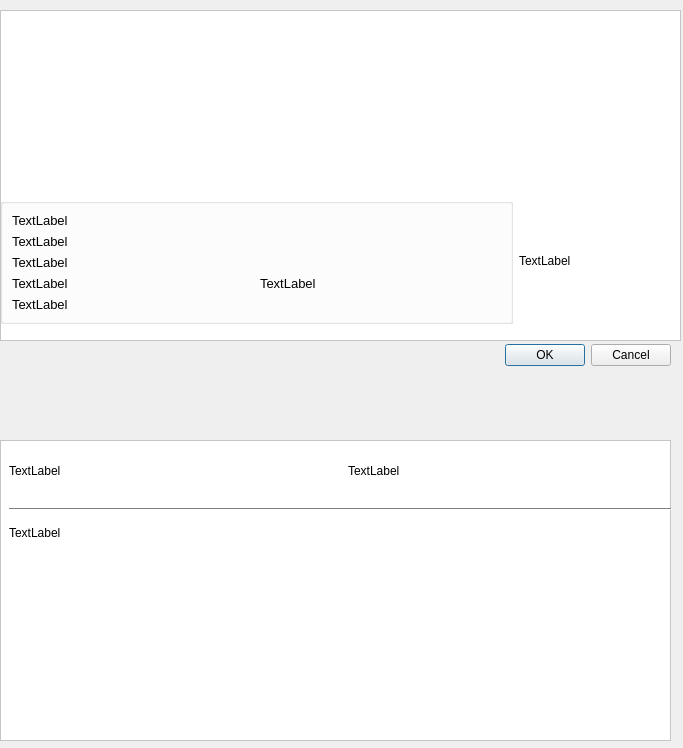
Qt form label.ui (garbagepatch/PythonApp) before a commit.
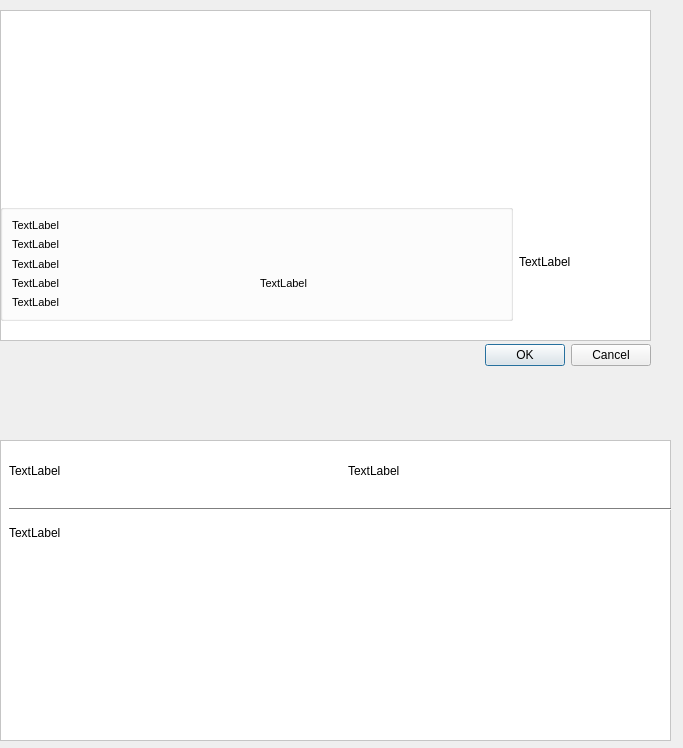
The same form after that commit. Icons and pictures are not drawn.

What changed in the file:
```diff
--- a/label.ui
+++ b/label.ui
@@ -16,7 +16,7 @@
   <widget class="QDialogButtonBox" name="buttonBox">
    <property name="geometry">
     <rect>
-     <x>360</x>
+     <x>340</x>
      <y>340</y>
      <width>311</width>
      <height>31</height>
@@ -34,7 +34,7 @@
     <rect>
      <x>0</x>
      <y>10</y>
-     <width>681</width>
+     <width>651</width>
      <height>331</height>
     </rect>
    </property>
@@ -553,7 +553,7 @@
              <widget class="QLabel" name="conLabel">
               <property name="font">
                <font>
-                <pointsize>10</pointsize>
+                <pointsize>8</pointsize>
                </font>
               </property>
               <property name="text">
@@ -568,7 +568,7 @@
              <widget class="QLabel" name="pHLabel">
               <property name="font">
                <font>
-                <pointsize>10</pointsize>
+                <pointsize>8</pointsize>
                </font>
               </property>
               <property name="text">
@@ -583,7 +583,7 @@
              <widget class="QLabel" name="deliveryLabel">
               <property name="font">
                <font>
-                <pointsize>10</pointsize>
+                <pointsize>8</pointsize>
                </font>
               </property>
               <property name="text">
@@ -598,7 +598,7 @@
              <widget class="QLabel" name="lotLabel">
               <property name="font">
                <font>
-                <pointsize>10</pointsize>
+                <pointsize>8</pointsize>
                </font>
               </property>
               <property name="text">
@@ -613,7 +613,7 @@
              <widget class="QLabel" name="dateLabel">
               <property name="font">
                <font>
-                <pointsize>10</pointsize>
+                <pointsize>8</pointsize>
                </font>
               </property>
               <property name="text">
@@ -638,7 +638,7 @@
              <widget class="QLabel" name="emailLabel">
               <property name="font">
                <font>
-                <pointsize>10</pointsize>
+                <pointsize>8</pointsize>
                </font>
               </property>
               <property name="text">
```
